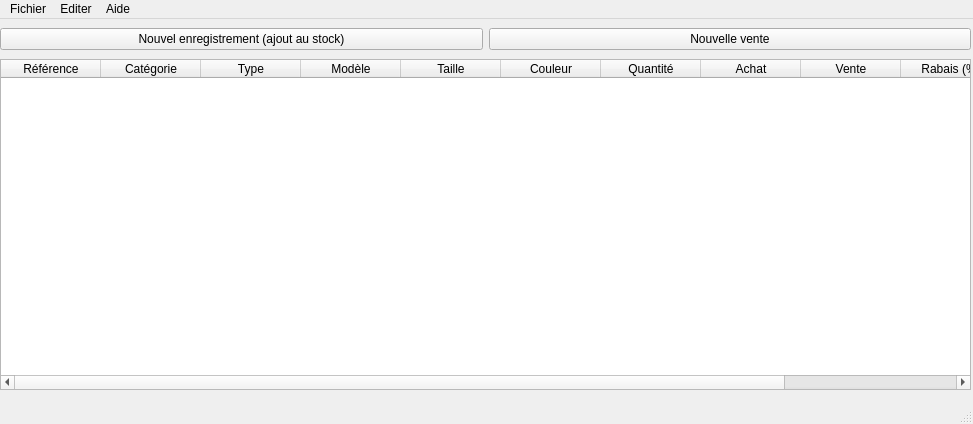
The window that GestionDeStock/mainwindow.ui (pawamoy/gestion-de-stock) describes before a commit, drawn with Qt 5.
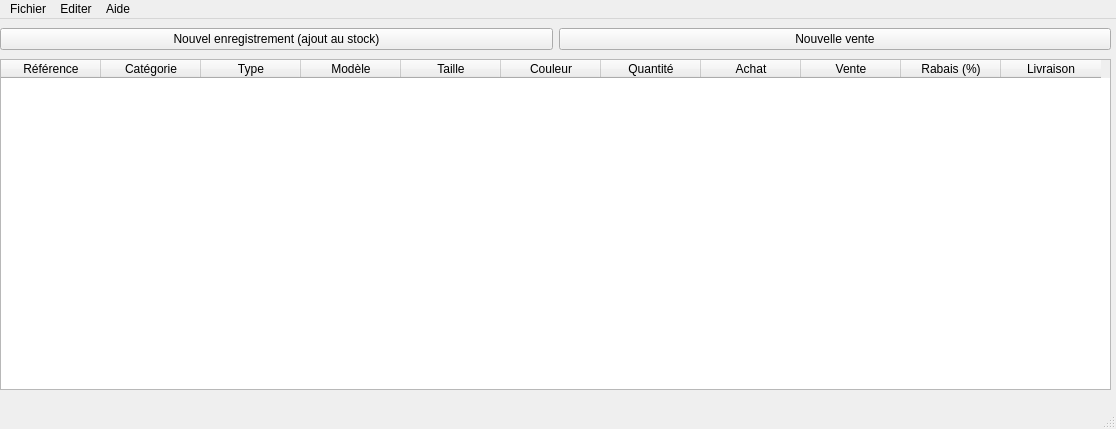
The same window after the commit.

```diff
--- a/GestionDeStock/mainwindow.ui
+++ b/GestionDeStock/mainwindow.ui
@@ -6,8 +6,8 @@
    <rect>
     <x>0</x>
     <y>0</y>
-    <width>973</width>
-    <height>424</height>
+    <width>1116</width>
+    <height>429</height>
    </rect>
   </property>
   <property name="windowTitle">
@@ -19,7 +19,7 @@
      <rect>
       <x>0</x>
       <y>40</y>
-      <width>971</width>
+      <width>1111</width>
       <height>331</height>
      </rect>
     </property>
@@ -90,7 +90,7 @@
      <rect>
       <x>0</x>
       <y>0</y>
-      <width>971</width>
+      <width>1111</width>
       <height>41</height>
      </rect>
     </property>
@@ -117,7 +117,7 @@
     <rect>
      <x>0</x>
      <y>0</y>
-     <width>973</width>
+     <width>1116</width>
      <height>29</height>
     </rect>
    </property>
```
